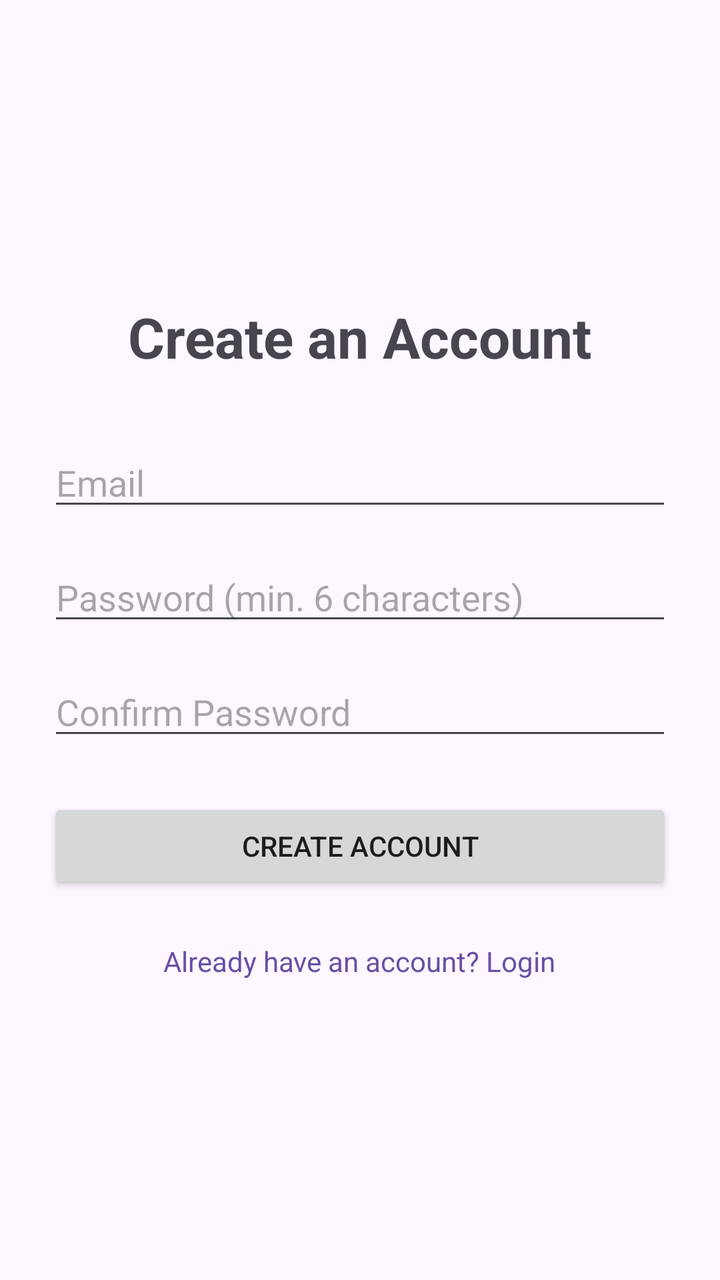
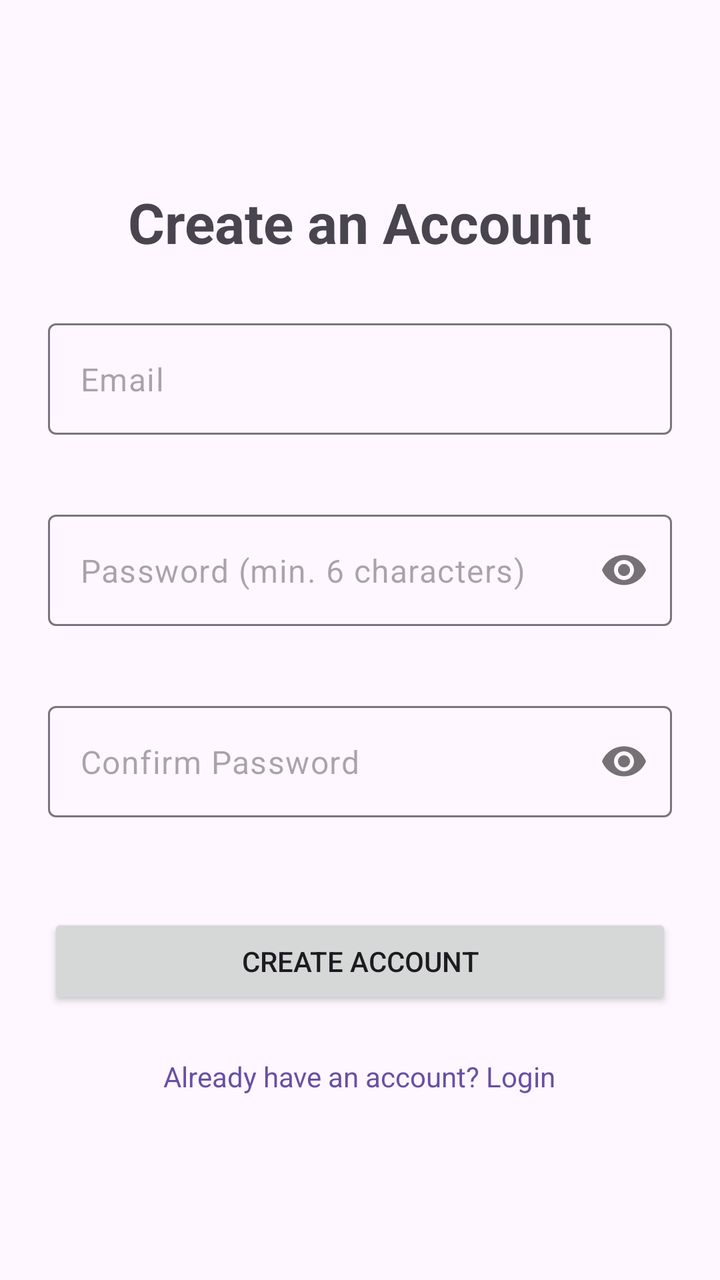

Before-and-after screenshots of an Android layout around one commit, followed by the original layout XML and the change that was made.
<!-- AndroidManifest.xml: activity theme Theme.Material3.DayNight.NoActionBar -->
<!-- res/layout/activity_sign_up.xml -->
<?xml version="1.0" encoding="utf-8"?>
<LinearLayout xmlns:android="http://schemas.android.com/apk/res/android"
    xmlns:app="http://schemas.android.com/apk/res-auto"
    xmlns:tools="http://schemas.android.com/tools"
    android:layout_width="match_parent"
    android:layout_height="match_parent"
    android:orientation="vertical"
    android:gravity="center"
    android:padding="24dp"
    tools:context=".auth.SignUpActivity">

    <TextView
        android:layout_width="wrap_content"
        android:layout_height="wrap_content"
        android:text="Create an Account"
        android:textSize="28sp"
        android:textStyle="bold"
        android:layout_marginBottom="32dp"/>

    <EditText
        android:id="@+id/email_edit_text_signup"
        android:layout_width="match_parent"
        android:layout_height="wrap_content"
        android:hint="Email"
        android:inputType="textEmailAddress"
        android:layout_marginBottom="16dp"/>

    <EditText
        android:id="@+id/password_edit_text_signup"
        android:layout_width="match_parent"
        android:layout_height="wrap_content"
        android:hint="Password (min. 6 characters)"
        android:inputType="textPassword"
        android:layout_marginBottom="16dp"/>

    <EditText
        android:id="@+id/confirm_password_edit_text_signup"
        android:layout_width="match_parent"
        android:layout_height="wrap_content"
        android:hint="Confirm Password"
        android:inputType="textPassword"
        android:layout_marginBottom="24dp"/>

    <Button
        android:id="@+id/create_account_button"
        android:layout_width="match_parent"
        android:layout_height="wrap_content"
        android:text="Create Account"
        android:layout_marginBottom="24dp"/>

    <TextView
        android:id="@+id/login_text_view"
        android:layout_width="wrap_content"
        android:layout_height="wrap_content"
        android:text="Already have an account? Login"
        android:textColor="?attr/colorPrimary" />

    <ProgressBar
        android:id="@+id/signup_progress_bar"
        android:layout_width="wrap_content"
        android:layout_height="wrap_content"
        android:layout_marginTop="16dp"
        android:visibility="gone" />

</LinearLayout>
<!-- resources referenced by this layout -->
<resources>

</resources>

<!-- the commit's change to res/layout/activity_sign_up.xml (unified diff, before → after) -->
@@ -16,7 +16,11 @@
         android:textSize="28sp"
         android:textStyle="bold"
         android:layout_marginBottom="32dp"/>
-
+    <com.google.android.material.textfield.TextInputLayout
+        android:layout_width="match_parent"
+        android:layout_height="wrap_content"
+        android:layout_marginBottom="24dp"
+        app:hintEnabled="false">
     <EditText
         android:id="@+id/email_edit_text_signup"
         android:layout_width="match_parent"
@@ -24,23 +28,35 @@
         android:hint="Email"
         android:inputType="textEmailAddress"
         android:layout_marginBottom="16dp"/>
-
-    <EditText
-        android:id="@+id/password_edit_text_signup"
+    </com.google.android.material.textfield.TextInputLayout>
+    <com.google.android.material.textfield.TextInputLayout
         android:layout_width="match_parent"
         android:layout_height="wrap_content"
-        android:hint="Password (min. 6 characters)"
-        android:inputType="textPassword"
-        android:layout_marginBottom="16dp"/>
-
-    <EditText
-        android:id="@+id/confirm_password_edit_text_signup"
+        android:layout_marginBottom="24dp"
+        app:passwordToggleEnabled="true"
+        app:hintEnabled="false">
+        <EditText
+            android:id="@+id/password_edit_text_signup"
+            android:layout_width="match_parent"
+            android:layout_height="wrap_content"
+            android:hint="Password (min. 6 characters)"
+            android:inputType="textPassword"
+            android:layout_marginBottom="16dp"/>
+    </com.google.android.material.textfield.TextInputLayout>
+    <com.google.android.material.textfield.TextInputLayout
         android:layout_width="match_parent"
         android:layout_height="wrap_content"
-        android:hint="Confirm Password"
-        android:inputType="textPassword"
-        android:layout_marginBottom="24dp"/>
-
+        app:passwordToggleEnabled="true"
+        android:layout_marginBottom="24dp"
+        app:hintEnabled="false">
+        <EditText
+            android:id="@+id/confirm_password_edit_text_signup"
+            android:layout_width="match_parent"
+            android:layout_height="wrap_content"
+            android:hint="Confirm Password"
+            android:inputType="textPassword"
+            android:layout_marginBottom="24dp"/>
+    </com.google.android.material.textfield.TextInputLayout>
     <Button
         android:id="@+id/create_account_button"
         android:layout_width="match_parent"
